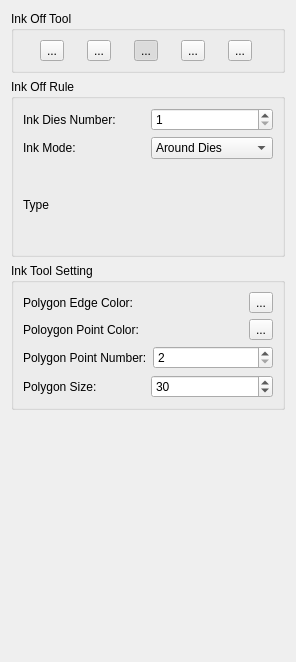
First picture: the form in UI/inkoff_dialog.ui, repository qiujian3328103/pySortMap, before the edit.
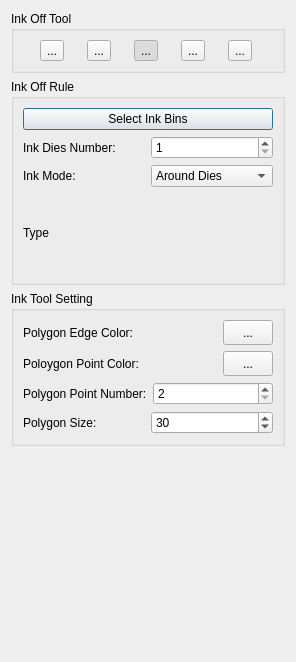
Second picture: the form after the edit. Icons and pictures are not drawn.

Commit message: updated the inkoff dialog with a new icon

Patch:
```diff
--- a/UI/inkoff_dialog.ui
+++ b/UI/inkoff_dialog.ui
@@ -138,7 +138,20 @@
       <string>Ink Off Rule</string>
      </property>
      <layout class="QGridLayout" name="gridLayout_2">
-      <item row="0" column="0">
+      <item row="3" column="0">
+       <widget class="QLabel" name="label_type">
+        <property name="minimumSize">
+         <size>
+          <width>0</width>
+          <height>80</height>
+         </size>
+        </property>
+        <property name="text">
+         <string>Type</string>
+        </property>
+       </widget>
+      </item>
+      <item row="1" column="0">
        <layout class="QHBoxLayout" name="horizontalLayout">
         <item>
          <widget class="QLabel" name="label">
@@ -162,7 +175,7 @@
         </item>
        </layout>
       </item>
-      <item row="1" column="0">
+      <item row="2" column="0">
        <layout class="QHBoxLayout" name="horizontalLayout_2">
         <item>
          <widget class="QLabel" name="label_2">
@@ -197,16 +210,10 @@
         </item>
        </layout>
       </item>
-      <item row="2" column="0">
-       <widget class="QLabel" name="label_type">
-        <property name="minimumSize">
-         <size>
-          <width>0</width>
-          <height>80</height>
-         </size>
-        </property>
+      <item row="0" column="0">
+       <widget class="QPushButton" name="pushButton_select_ink_bin">
         <property name="text">
-         <string>Type</string>
+         <string>Select Ink Bins</string>
         </property>
        </widget>
       </item>
@@ -229,7 +236,13 @@
          </widget>
         </item>
         <item>
-         <widget class="QToolButton" name="toolButton_2">
+         <widget class="QToolButton" name="toolButton_pick_poly_edge_color">
+          <property name="minimumSize">
+           <size>
+            <width>50</width>
+            <height>25</height>
+           </size>
+          </property>
           <property name="text">
            <string>...</string>
           </property>
@@ -247,7 +260,13 @@
          </widget>
         </item>
         <item>
-         <widget class="QToolButton" name="toolButton_3">
+         <widget class="QToolButton" name="toolButton_pick_poly_point_color">
+          <property name="minimumSize">
+           <size>
+            <width>50</width>
+            <height>25</height>
+           </size>
+          </property>
           <property name="text">
            <string>...</string>
           </property>
```
Left out of the diff: 2 changed lines with no effect on the pictures. The commit also changes 1 other file.
